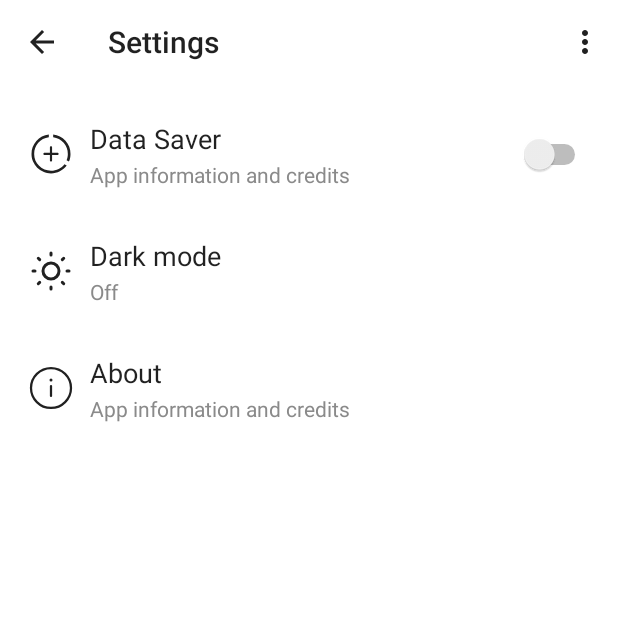
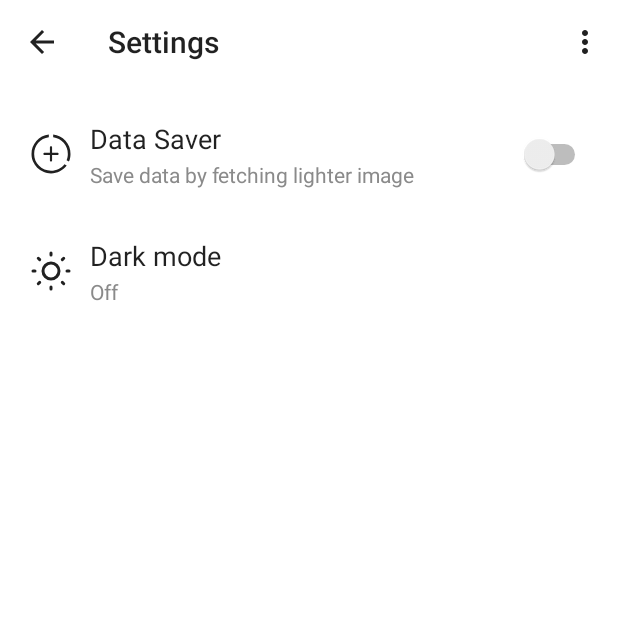
Before and after one commit to Cerberoseee/manga-app, an Android app: the SettingsActivity screen opened directly, with no data from a screen before it, on a phone screen of 412 x 824 dp, the top half of it. Run offline under Robolectric (Android 15) with nearby library versions, the phone set to English and light mode, and no system bars.

Commit message:
update credit

```diff
--- a/app/build.gradle.kts
+++ b/app/build.gradle.kts
@@ -9,7 +9,7 @@ android {
     defaultConfig {
         applicationId = "com.example.mangaapp_finalproject"
         minSdk = 24
-        targetSdk = 33
+        targetSdk = 32
         versionCode = 1
         versionName = "1.0"
 
--- a/app/src/main/res/layout/activity_settings.xml
+++ b/app/src/main/res/layout/activity_settings.xml
@@ -132,56 +132,4 @@
 
     </LinearLayout>
 
-    <LinearLayout
-        android:id="@+id/layoutAbout"
-        android:layout_width="match_parent"
-        android:layout_height="wrap_content"
-        android:layout_marginTop="16dp"
-        android:background="?attr/selectableItemBackground"
-        android:clickable="true"
-        android:focusable="true"
-        android:orientation="horizontal"
-        android:paddingLeft="18dp"
-        android:paddingTop="8dp"
-        android:paddingRight="18dp"
-        android:paddingBottom="8dp"
-        tools:layout_conversion_absoluteHeight="40dp"
-        tools:layout_conversion_absoluteWidth="379dp"
-        tools:layout_editor_absoluteX="16dp"
-        tools:layout_editor_absoluteY="253dp">
-
-        <ImageView
-            android:id="@+id/iconAbout"
-            android:layout_width="wrap_content"
-            android:layout_height="wrap_content"
-            android:layout_gravity="center"
-            android:paddingEnd="10dp"
-            android:src="@drawable/ic_about"
-            app:tint="?android:attr/textColorPrimary" />
-
-        <LinearLayout
-            android:layout_width="wrap_content"
-            android:layout_height="wrap_content"
-            android:layout_weight="10"
-            android:orientation="vertical">
-
-            <TextView
-                android:id="@+id/tvAbout"
-                android:layout_width="match_parent"
-                android:layout_height="wrap_content"
-                android:layout_marginBottom="2dp"
-                android:text="@string/About"
-                android:textColor="?android:attr/textColorPrimary"
-                android:textSize="18sp" />
-
-            <TextView
-                android:id="@+id/tvAboutHint"
-                android:layout_width="match_parent"
-                android:layout_height="wrap_content"
-                android:hint="@string/About_desc"
-                android:textColorHint="@color/hint" />
-        </LinearLayout>
-
-    </LinearLayout>
-
 </LinearLayout>
--- a/app/src/main/res/values/strings.xml
+++ b/app/src/main/res/values/strings.xml
@@ -18,7 +18,7 @@
     <string name="Incognito_desc">Disable reading history</string>
 
     <string name="Data_saver">Data Saver</string>
-    <string name="DataSaver_desc">App information and credits</string>
+    <string name="DataSaver_desc">Save data by fetching lighter image</string>
 
     <string name="Dark_mode">Dark mode</string>
     <string name="Dark_mode_ON">On</string>
```
Also changed, not shown: app/src/main/AndroidManifest.xml (+5 -8 lines), app/src/main/java/com/example/mangaapp_finalproject/CreditActivity.java (added, +29 -0 lines), app/src/main/java/com/example/mangaapp_finalproject/MainActivity.java (+4 -4 lines), app/src/main/java/com/example/mangaapp_finalproject/MoreFragment.java (+7 -1 lines), app/src/main/res/layout/activity_credit.xml (added, +102 -0 lines), app/src/main/res/drawable/main_icon.png (added), app/src/main/res/drawable/mangadex_icon.jpeg (added).
